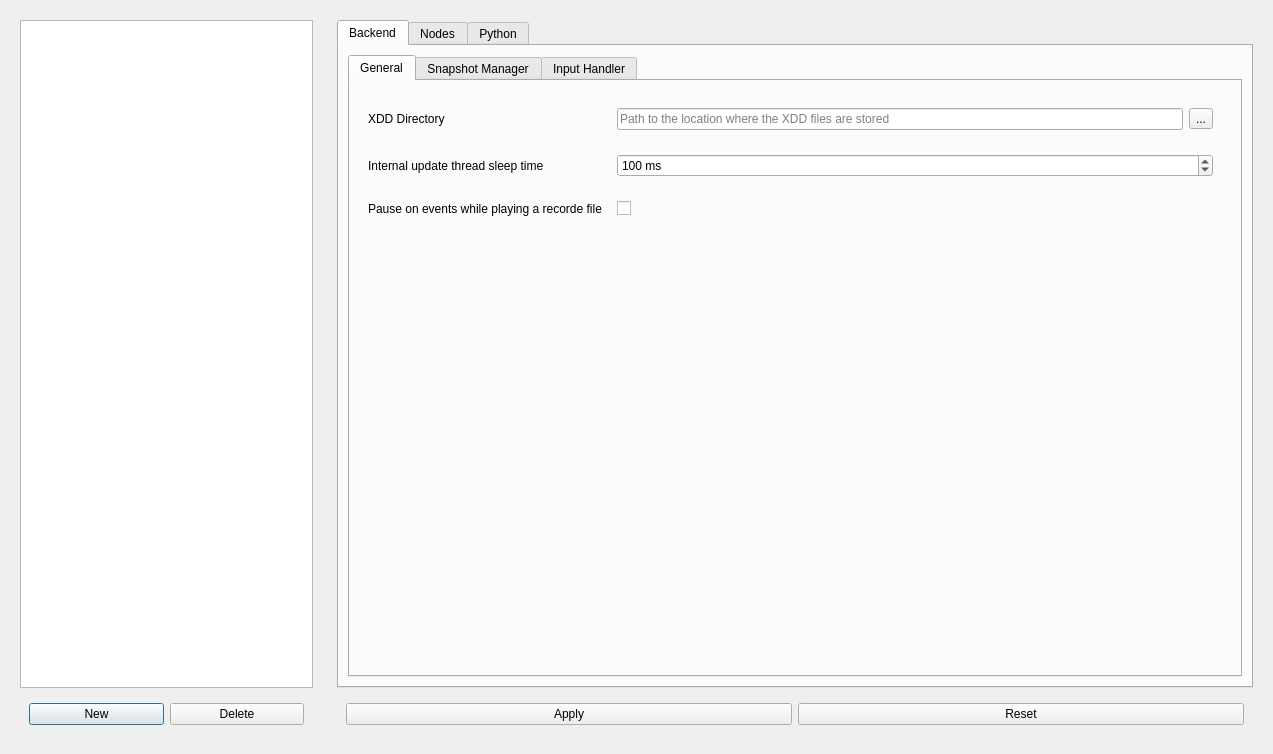
Before: the Qt Designer form libEPLViz/ui/settingswindow.ui in epl-viz/EPL-Viz, drawn with Qt 5.
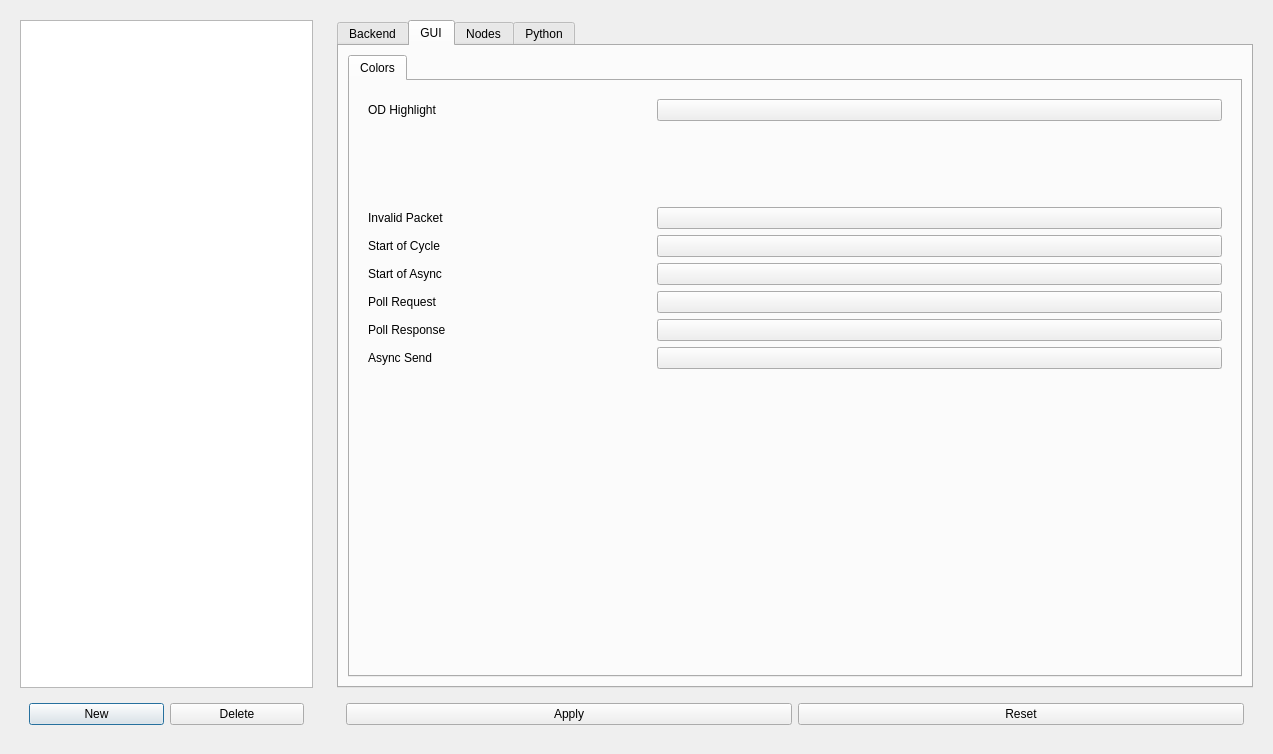
After: the same form once the commit is applied.

The edit to the form file:
```diff
--- a/libEPLViz/ui/settingswindow.ui
+++ b/libEPLViz/ui/settingswindow.ui
@@ -61,7 +61,7 @@
       <item>
        <widget class="QTabWidget" name="tabWidget">
         <property name="currentIndex">
-         <number>0</number>
+         <number>1</number>
         </property>
         <widget class="QWidget" name="backend">
          <attribute name="title">
@@ -356,6 +356,211 @@
           </item>
          </layout>
         </widget>
+        <widget class="QWidget" name="gui">
+         <attribute name="title">
+          <string>GUI</string>
+         </attribute>
+         <layout class="QHBoxLayout" name="horizontalLayout_12">
+          <item>
+           <widget class="QTabWidget" name="gui_tabs">
+            <property name="currentIndex">
+             <number>0</number>
+            </property>
+            <widget class="QWidget" name="colorTab">
+             <attribute name="title">
+              <string>Colors</string>
+             </attribute>
+             <layout class="QVBoxLayout" name="verticalLayout_9">
+              <item>
+               <widget class="QWidget" name="widget_14" native="true">
+                <layout class="QGridLayout" name="gridLayout_5">
+                 <item row="2" column="0">
+                  <widget class="QLabel" name="label_13">
+                   <property name="text">
+                    <string>Invalid Packet</string>
+                   </property>
+                  </widget>
+                 </item>
+                 <item row="2" column="1">
+                  <widget class="QPushButton" name="COL_P_Invalid">
+                   <property name="focusPolicy">
+                    <enum>Qt::NoFocus</enum>
+                   </property>
+                   <property name="autoFillBackground">
+                    <bool>true</bool>
+                   </property>
+                   <property name="text">
+                    <string/>
+                   </property>
+                  </widget>
+                 </item>
+                 <item row="0" column="0">
+                  <widget class="QLabel" name="label_12">
+                   <property name="sizePolicy">
+                    <sizepolicy hsizetype="Preferred" vsizetype="Preferred">
+                     <horstretch>1</horstretch>
+                     <verstretch>0</verstretch>
+                    </sizepolicy>
+                   </property>
+                   <property name="text">
+                    <string>OD Highlight</string>
+                   </property>
+                  </widget>
+                 </item>
+                 <item row="0" column="1">
+                  <widget class="QPushButton" name="COL_ODHighlight">
+                   <property name="sizePolicy">
+                    <sizepolicy hsizetype="Minimum" vsizetype="Fixed">
+                     <horstretch>2</horstretch>
+                     <verstretch>0</verstretch>
+                    </sizepolicy>
+                   </property>
+                   <property name="focusPolicy">
+                    <enum>Qt::NoFocus</enum>
+                   </property>
+                   <property name="autoFillBackground">
+                    <bool>true</bool>
+                   </property>
+                   <property name="text">
+                    <string/>
+                   </property>
+                  </widget>
+                 </item>
+                 <item row="3" column="1">
+                  <widget class="QPushButton" name="COL_P_SoC">
+                   <property name="focusPolicy">
+                    <enum>Qt::NoFocus</enum>
+                   </property>
+                   <property name="autoFillBackground">
+                    <bool>true</bool>
+                   </property>
+                   <property name="text">
+                    <string/>
+                   </property>
+                  </widget>
+                 </item>
+                 <item row="6" column="1">
+                  <widget class="QPushButton" name="COL_P_PResp">
+                   <property name="focusPolicy">
+                    <enum>Qt::NoFocus</enum>
+                   </property>
+                   <property name="autoFillBackground">
+                    <bool>true</bool>
+                   </property>
+                   <property name="text">
+                    <string/>
+                   </property>
+                  </widget>
+                 </item>
+                 <item row="1" column="1">
+                  <spacer name="verticalSpacer_7">
+                   <property name="orientation">
+                    <enum>Qt::Vertical</enum>
+                   </property>
+                   <property name="sizeHint" stdset="0">
+                    <size>
+                     <width>20</width>
+                     <height>40</height>
+                    </size>
+                   </property>
+                  </spacer>
+                 </item>
+                 <item row="5" column="1">
+                  <widget class="QPushButton" name="COL_P_PREQ">
+                   <property name="focusPolicy">
+                    <enum>Qt::NoFocus</enum>
+                   </property>
+                   <property name="autoFillBackground">
+                    <bool>true</bool>
+                   </property>
+                   <property name="text">
+                    <string/>
+                   </property>
+                  </widget>
+                 </item>
+                 <item row="4" column="1">
+                  <widget class="QPushButton" name="COL_P_SoA">
+                   <property name="focusPolicy">
+                    <enum>Qt::NoFocus</enum>
+                   </property>
+                   <property name="autoFillBackground">
+                    <bool>true</bool>
+                   </property>
+                   <property name="text">
+                    <string/>
+                   </property>
+                  </widget>
+                 </item>
+                 <item row="7" column="1">
+                  <widget class="QPushButton" name="COL_P_ASnd">
+                   <property name="focusPolicy">
+                    <enum>Qt::NoFocus</enum>
+                   </property>
+                   <property name="autoFillBackground">
+                    <bool>true</bool>
+                   </property>
+                   <property name="text">
+                    <string/>
+                   </property>
+                  </widget>
+                 </item>
+                 <item row="3" column="0">
+                  <widget class="QLabel" name="label_17">
+                   <property name="text">
+                    <string>Start of Cycle</string>
+                   </property>
+                  </widget>
+                 </item>
+                 <item row="4" column="0">
+                  <widget class="QLabel" name="label_18">
+                   <property name="text">
+                    <string>Start of Async</string>
+                   </property>
+                  </widget>
+                 </item>
+                 <item row="5" column="0">
+                  <widget class="QLabel" name="label_19">
+                   <property name="text">
+                    <string>Poll Request</string>
+                   </property>
+                  </widget>
+                 </item>
+                 <item row="6" column="0">
+                  <widget class="QLabel" name="label_20">
+                   <property name="text">
+                    <string>Poll Response</string>
+                   </property>
+                  </widget>
+                 </item>
+                 <item row="7" column="0">
+                  <widget class="QLabel" name="label_21">
+                   <property name="text">
+                    <string>Async Send</string>
+                   </property>
+                  </widget>
+                 </item>
+                </layout>
+               </widget>
+              </item>
+              <item>
+               <spacer name="verticalSpacer_6">
+                <property name="orientation">
+                 <enum>Qt::Vertical</enum>
+                </property>
+                <property name="sizeHint" stdset="0">
+                 <size>
+                  <width>20</width>
+                  <height>40</height>
+                 </size>
+                </property>
+               </spacer>
+              </item>
+             </layout>
+            </widget>
+           </widget>
+          </item>
+         </layout>
+        </widget>
         <widget class="QWidget" name="nodes">
          <attribute name="title">
           <string>Nodes</string>
```
Left out of the diff: 113 changed lines with no effect on the pictures.
